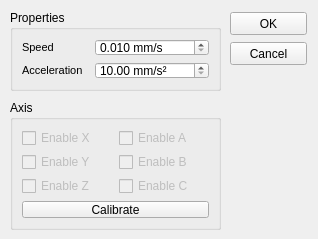
itom-project/plugins, file DummyMotor/dialogDummyMotor.ui: the form before one commit.
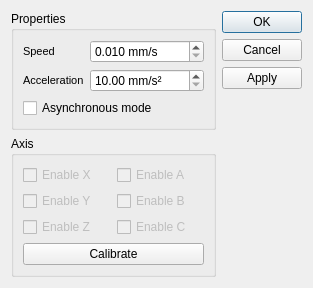
The form after the commit.

Commit message: modified version 1.0 of DummyMotor released (config dialog based on AbstractAddInConfigDialog)

The edit to the form file:
```diff
--- a/DummyMotor/dialogDummyMotor.ui
+++ b/DummyMotor/dialogDummyMotor.ui
@@ -6,50 +6,34 @@
    <rect>
     <x>0</x>
     <y>0</y>
-    <width>318</width>
-    <height>239</height>
+    <width>296</width>
+    <height>259</height>
    </rect>
   </property>
   <property name="minimumSize">
    <size>
-    <width>318</width>
-    <height>239</height>
+    <width>0</width>
+    <height>0</height>
    </size>
   </property>
   <property name="maximumSize">
    <size>
-    <width>318</width>
-    <height>239</height>
+    <width>16777215</width>
+    <height>16777215</height>
    </size>
   </property>
   <property name="windowTitle">
    <string>Dialog</string>
   </property>
-  <widget class="QGroupBox" name="groupBox">
-   <property name="geometry">
-    <rect>
-     <x>10</x>
-     <y>10</y>
-     <width>211</width>
-     <height>81</height>
-    </rect>
-   </property>
+  <layout class="QHBoxLayout" name="horizontalLayout">
+   <item>
+    <layout class="QVBoxLayout" name="verticalLayout">
+     <item>
+      <widget class="QGroupBox" name="groupBoxProperties">
    <property name="title">
     <string>Properties</string>
    </property>
    <layout class="QGridLayout" name="gridLayout">
-    <item row="0" column="0">
-     <widget class="QLabel" name="labelSpeed">
-      <property name="font">
-       <font>
-        <pointsize>8</pointsize>
-       </font>
-      </property>
-      <property name="text">
-       <string>Speed</string>
-      </property>
-     </widget>
-    </item>
     <item row="0" column="1">
      <widget class="QDoubleSpinBox" name="doubleSpinBox_Speed">
       <property name="suffix">
@@ -66,18 +50,6 @@
       </property>
      </widget>
     </item>
-    <item row="1" column="0">
-     <widget class="QLabel" name="labelAcc">
-      <property name="font">
-       <font>
-        <pointsize>8</pointsize>
-       </font>
-      </property>
-      <property name="text">
-       <string>Acceleration</string>
-      </property>
-     </widget>
-    </item>
     <item row="1" column="1">
      <widget class="QDoubleSpinBox" name="doubleSpinBox_Accel">
       <property name="suffix">
@@ -94,17 +66,42 @@
       </property>
      </widget>
     </item>
-   </layout>
-  </widget>
-  <widget class="QGroupBox" name="groupBox_2">
-   <property name="geometry">
-    <rect>
-     <x>10</x>
-     <y>100</y>
-     <width>211</width>
-     <height>130</height>
-    </rect>
-   </property>
+        <item row="1" column="0">
+         <widget class="QLabel" name="labelAcc">
+          <property name="font">
+           <font>
+            <pointsize>8</pointsize>
+           </font>
+          </property>
+          <property name="text">
+           <string>Acceleration</string>
+          </property>
+         </widget>
+        </item>
+        <item row="0" column="0">
+         <widget class="QLabel" name="labelSpeed">
+          <property name="font">
+           <font>
+            <pointsize>8</pointsize>
+           </font>
+          </property>
+          <property name="text">
+           <string>Speed</string>
+          </property>
+         </widget>
+        </item>
+        <item row="2" column="0" colspan="2">
+         <widget class="QCheckBox" name="checkAsync">
+          <property name="text">
+           <string>Asynchronous mode</string>
+          </property>
+         </widget>
+        </item>
+       </layout>
+      </widget>
+     </item>
+     <item>
+      <widget class="QGroupBox" name="groupBoxAxis">
    <property name="title">
     <string>Axis</string>
    </property>
@@ -181,38 +178,36 @@
     </item>
    </layout>
   </widget>
-  <widget class="QPushButton" name="okButton">
-   <property name="geometry">
-    <rect>
-     <x>230</x>
-     <y>12</y>
-     <width>77</width>
-     <height>23</height>
-    </rect>
-   </property>
-   <property name="text">
-    <string>OK</string>
-   </property>
-   <property name="autoDefault">
-    <bool>false</bool>
-   </property>
-  </widget>
-  <widget class="QPushButton" name="cancelButton">
-   <property name="geometry">
-    <rect>
-     <x>230</x>
-     <y>42</y>
-     <width>77</width>
-     <height>23</height>
-    </rect>
-   </property>
-   <property name="text">
-    <string>Cancel</string>
-   </property>
-   <property name="autoDefault">
-    <bool>false</bool>
-   </property>
-  </widget>
+     </item>
+     <item>
+      <spacer name="verticalSpacer">
+       <property name="orientation">
+        <enum>Qt::Vertical</enum>
+       </property>
+       <property name="sizeHint" stdset="0">
+        <size>
+         <width>20</width>
+         <height>40</height>
+        </size>
+       </property>
+      </spacer>
+     </item>
+    </layout>
+   </item>
+   <item>
+    <widget class="QDialogButtonBox" name="buttonBox">
+     <property name="locale">
+      <locale language="German" country="Germany"/>
+     </property>
+     <property name="orientation">
+      <enum>Qt::Vertical</enum>
+     </property>
+     <property name="standardButtons">
+      <set>QDialogButtonBox::Apply|QDialogButtonBox::Cancel|QDialogButtonBox::Ok</set>
+     </property>
+    </widget>
+   </item>
+  </layout>
  </widget>
  <tabstops>
   <tabstop>doubleSpinBox_Speed</tabstop>
```
Left out of the diff: 37 changed lines with no effect on the pictures. Lines whose indentation alone changed are shown as unchanged. The commit also changes 8 other files.
